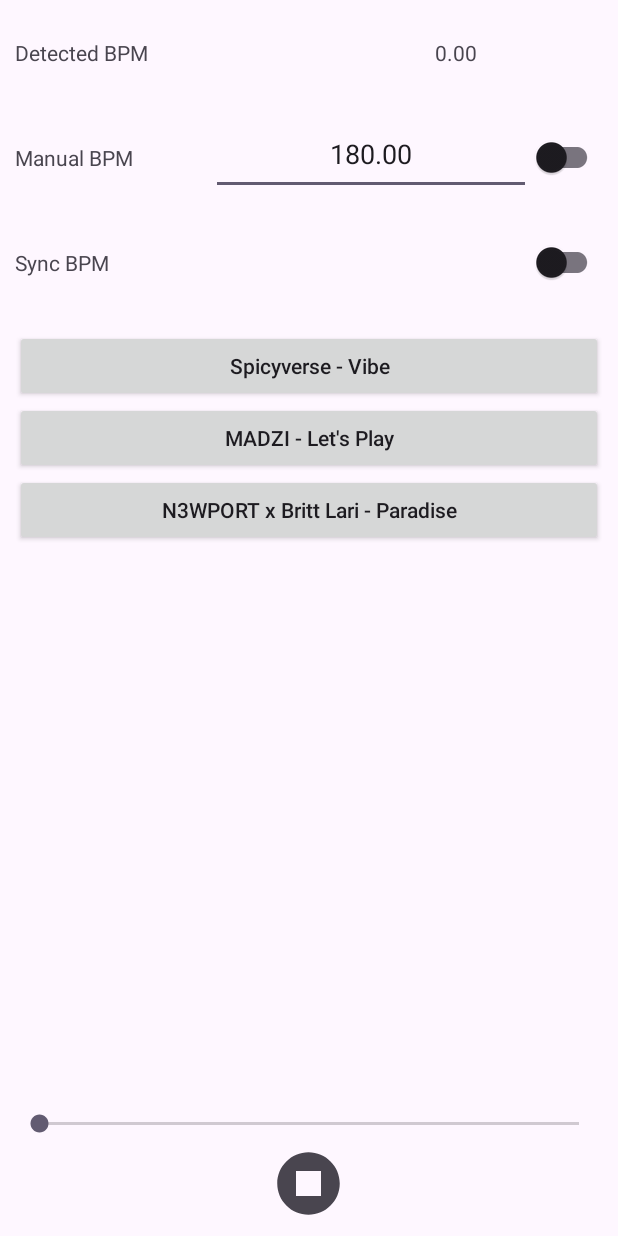
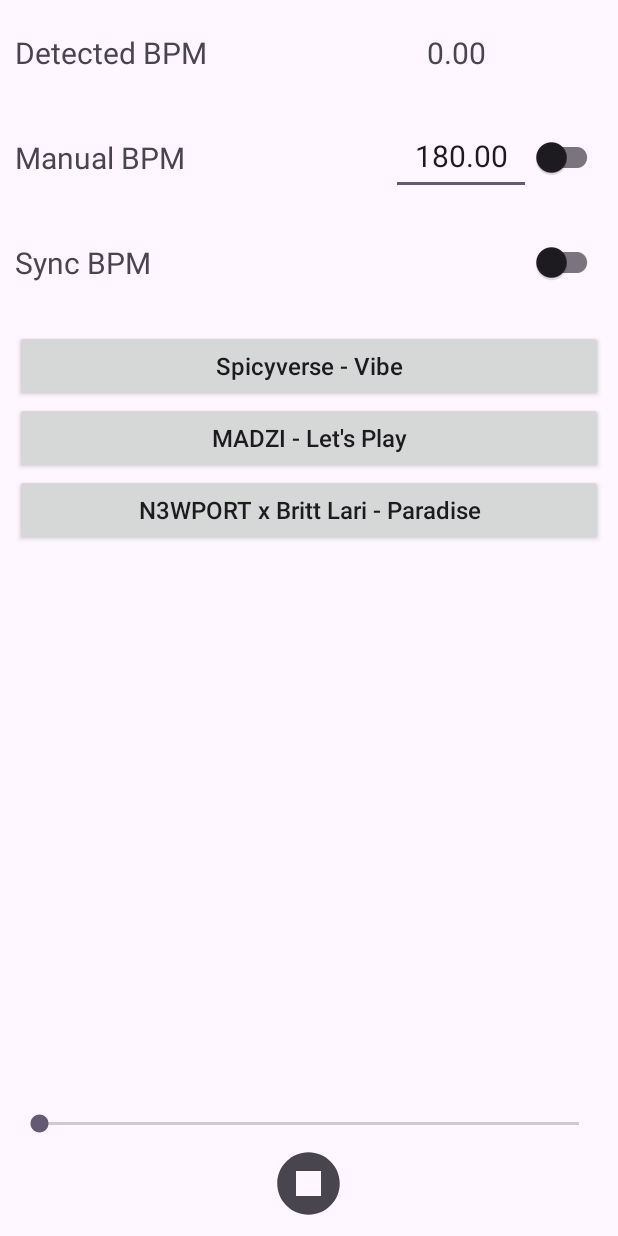
Before and after one commit to YuichiKondo/sync-player, an Android app: the screen it shows after launch (MainActivity), on a phone screen of 412 x 824 dp. Run offline under Robolectric (Android 15) with nearby library versions, the phone set to English and light mode, and no system bars.

Commit message:
Change font size

```diff
--- a/app/src/main/java/com/example/syncplayer/PlayList.java
+++ b/app/src/main/java/com/example/syncplayer/PlayList.java
@@ -29,6 +29,7 @@
         Button button = new Button(context);
         button.setText(String.format(Locale.getDefault(), "%s - %s", song.artist, song.title));
         button.setAllCaps(false);
+        button.setTextSize(16);
         ViewGroup.MarginLayoutParams params = new ViewGroup.MarginLayoutParams(ViewGroup.LayoutParams.MATCH_PARENT, ViewGroup.LayoutParams.WRAP_CONTENT);
         params.setMargins(0, 0, 0, 5);
         button.setLayoutParams(params);
--- a/app/src/main/res/layout/activity_main.xml
+++ b/app/src/main/res/layout/activity_main.xml
@@ -23,7 +23,8 @@
                 android:layout_height="match_parent"
                 android:layout_weight="1"
                 android:gravity="center_vertical"
-                android:text="@string/detected_bpm" />
+                android:text="@string/detected_bpm"
+                android:textSize="20sp" />
 
             <TextView
                 android:id="@+id/text_view_detected_bpm"
@@ -31,7 +32,8 @@
                 android:layout_height="match_parent"
                 android:layout_weight="1"
                 android:gravity="center"
-                android:text="@string/default_detected_bpm" />
+                android:text="@string/default_detected_bpm"
+                android:textSize="20sp" />
 
         </LinearLayout>
 
@@ -46,18 +48,19 @@
                 android:layout_height="match_parent"
                 android:layout_weight="1"
                 android:gravity="center_vertical"
-                android:text="@string/manual_bpm" />
-
+                android:text="@string/manual_bpm"
+                android:textSize="20sp" />
 
             <EditText
                 android:id="@+id/edit_text_number_manual_bpm"
                 android:layout_width="wrap_content"
                 android:layout_height="match_parent"
                 android:autofillHints=""
-                android:ems="10"
+                android:ems="4"
                 android:gravity="center_horizontal"
                 android:inputType="numberDecimal"
                 android:text="@string/default_manual_bpm"
+                android:textSize="20sp"
                 tools:ignore="LabelFor" />
 
             <androidx.appcompat.widget.SwitchCompat
@@ -80,7 +83,8 @@
                 android:layout_height="match_parent"
                 android:layout_weight="1"
                 android:gravity="center_vertical"
-                android:text="@string/sync_bpm" />
+                android:text="@string/sync_bpm"
+                android:textSize="20sp" />
 
             <androidx.appcompat.widget.SwitchCompat
                 android:id="@+id/switch_sync_bpm"
@@ -123,7 +127,8 @@
                     android:layout_height="wrap_content"
                     android:layout_weight="1"
                     android:layout_gravity="center"
-                    android:gravity="center" />
+                    android:gravity="center"
+                    android:textSize="16sp" />
 
                 <TextView
                     android:id="@+id/text_view_original_bpm"
@@ -131,14 +136,16 @@
                     android:layout_height="wrap_content"
                     android:layout_weight="1"
                     android:layout_gravity="center"
-                    android:gravity="center" />
+                    android:gravity="center"
+                    android:textSize="16sp" />
             </LinearLayout>
 
             <TextView
                 android:id="@+id/text_view_play_time"
                 android:layout_width="match_parent"
                 android:layout_height="wrap_content"
-                android:gravity="center" />
+                android:gravity="center"
+                android:textSize="16sp" />
 
             <SeekBar
                 android:id="@+id/seek_bar"
```
